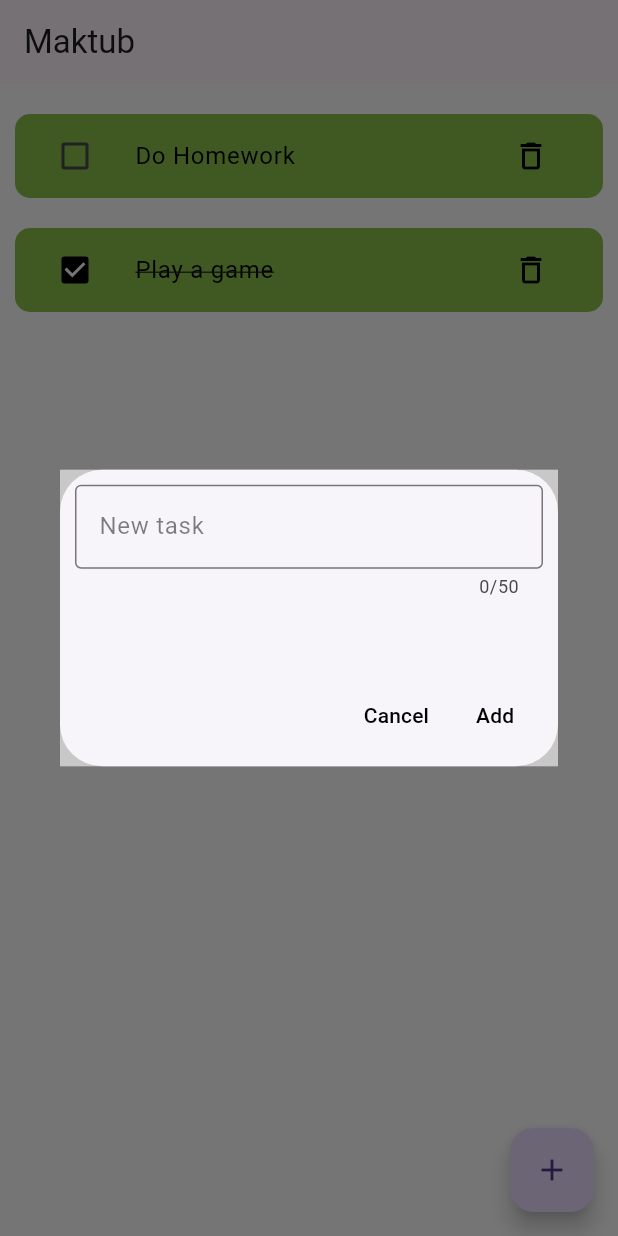
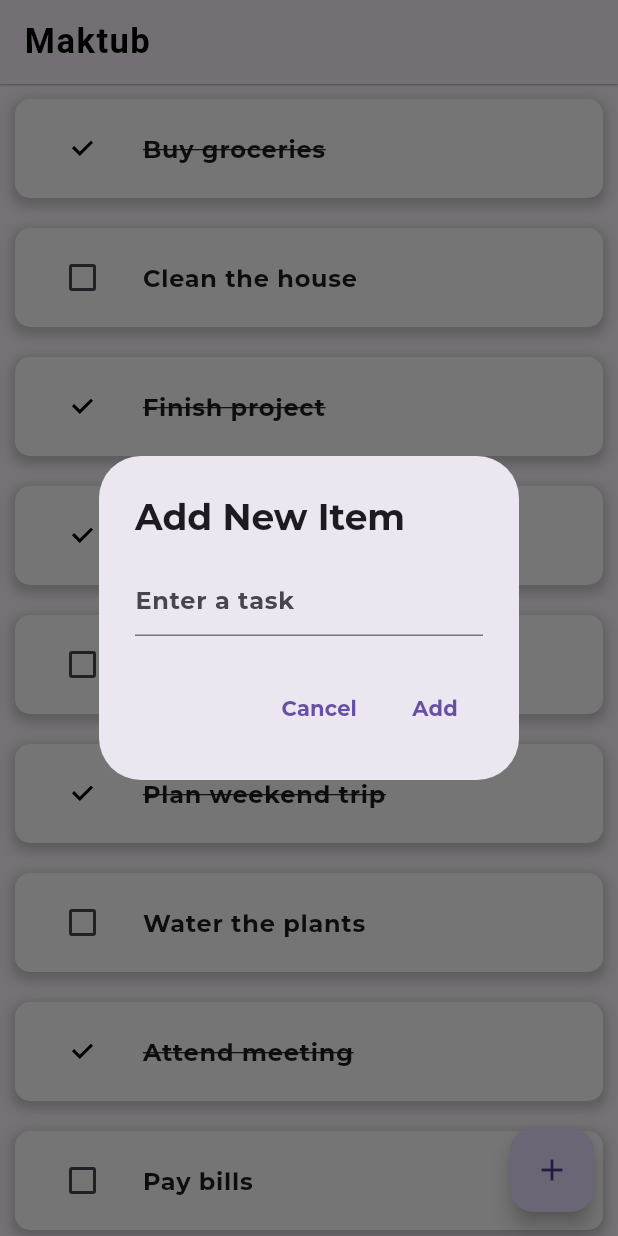
Before and after one commit to shaaanuu/maktub, a Flutter app: the screen it shows after launch, after a tap on the "add" icon, on a phone screen of 412 x 824 dp. Run offline on Flutter 3.47's test engine with Material 3 defaults, Android fonts, the phone set to English and light mode, and no system bars; project files that could hold a hidden picture were left out.

Commit message:
update: UI

```diff
--- a/lib/infrastructure/tasks/tasks.dart
+++ /dev/null
@@ -1,4 +0,0 @@
-List<List> tasks = [
-  [false, 'Do Homework'],
-  [true, 'Play a game']
-];
--- a/lib/main.dart
+++ b/lib/main.dart
@@ -5,14 +5,6 @@ import 'presentation/home/screen_home.dart';
 void main() {
   runApp(const MyApp());
 }
-
-ThemeData lightTheme = ThemeData(
-  primarySwatch: Colors.lightGreen,
-  scaffoldBackgroundColor: Colors.white,
-  textTheme: const TextTheme(
-    bodyMedium: TextStyle(color: Colors.black),
-  ),
-);
 
 class MyApp extends StatelessWidget {
   const MyApp({super.key});
@@ -22,7 +14,23 @@ class MyApp extends StatelessWidget {
     return MaterialApp(
       title: 'Maktub',
       debugShowCheckedModeBanner: false,
-      theme: lightTheme,
+      theme: ThemeData(
+        fontFamily: 'Montserrat',
+        appBarTheme: const AppBarTheme(
+          shadowColor: Colors.grey,
+          elevation: 0.5,
+          titleTextStyle: TextStyle(
+            fontSize: 23,
+            letterSpacing: 1,
+            color: Colors.black,
+            fontWeight: FontWeight.bold,
+          ),
+        ),
+        checkboxTheme: const CheckboxThemeData(
+          fillColor: WidgetStatePropertyAll(Colors.white),
+          checkColor: WidgetStatePropertyAll(Colors.black),
+        ),
+      ),
       home: const ScreenHome(),
     );
   }
--- /dev/null
+++ b/lib/model/todo_model.dart
@@ -0,0 +1,18 @@
+import 'package:flutter/material.dart';
+
+ValueNotifier<List<List>> toDo = ValueNotifier(
+  [
+    [true, 'Buy groceries'],
+    [false, 'Clean the house'],
+    [true, 'Finish project'],
+    [true, 'Go for a run'],
+    [false, 'Read a book'],
+    [true, 'Plan weekend trip'],
+    [false, 'Water the plants'],
+    [true, 'Attend meeting'],
+    [false, 'Pay bills'],
+    [true, 'Cook dinner'],
+    [false, 'Reply to emails'],
+    [true, 'Write journal'],
+  ],
+);
--- a/lib/presentation/common_widgets/icn_btn.dart
+++ /dev/null
@@ -1,24 +0,0 @@
-import 'package:flutter/material.dart';
-
-class IcnBtn extends StatelessWidget {
-  const IcnBtn({
-    Key? key,
-    this.onTap,
-    required this.icn,
-    required this.clr,
-  }) : super(key: key);
-
-  final void Function()? onTap;
-  final IconData icn;
-  final Color clr;
-
-  @override
-  Widget build(BuildContext context) {
-    return IconButton(
-      onPressed: onTap ?? () {},
-      icon: Icon(icn),
-      color: clr,
-      splashRadius: 20,
-    );
-  }
-}
--- a/lib/presentation/home/screen_home.dart
+++ b/lib/presentation/home/screen_home.dart
@@ -1,141 +1,51 @@
 import 'package:flutter/material.dart';
 
-import '../../infrastructure/tasks/tasks.dart';
-import '../common_widgets/icn_btn.dart';
+import '../../model/todo_model.dart';
+import 'widgets/fab.dart';
+import 'widgets/listitem_decoration.dart';
 
-class ScreenHome extends StatefulWidget {
+class ScreenHome extends StatelessWidget {
   const ScreenHome({Key? key}) : super(key: key);
 
   @override
-  State<ScreenHome> createState() => _ScreenHomeState();
+  Widget build(BuildContext context) {
+    return Scaffold(
+      appBar: AppBar(
+        title: const Text('Maktub'),
+      ),
+      body: ListView.builder(
+        physics: const BouncingScrollPhysics(),
+        itemCount: toDo.value.length,
+        itemBuilder: (context, index) {
+          final item = toDo.value[index];
+
+          return ListItemDecoration(
+            child: ValueListenableBuilder(
+              valueListenable: toDo,
+              builder: (context, value, _) {
+                return ListTile(
+                  leading: Checkbox(
+                    value: item[0],
+                    onChanged: (newValue) {
+                      if (newValue != null) {
+                        toDo.value[index][0] = newValue;
+                        toDo.notifyListeners();
                       }
-
-class _ScreenHomeState extends State<ScreenHome> {
-  final TextEditingController textEditingController = TextEditingController();
-
-  @override
-  Widget build(BuildContext context) {
-    final size = MediaQuery.of(context).size;
-
-    return Scaffold(
-      appBar: AppBar(title: const Text('Maktub')),
-      body: ListView.builder(
-        padding: const EdgeInsets.only(bottom: 20),
-        itemCount: tasks.length,
-        itemBuilder: (context, index) => Padding(
-          padding: const EdgeInsets.only(top: 20, left: 10, right: 10),
-          child: AnimatedContainer(
-            duration: const Duration(microseconds: 700),
-            decoration: BoxDecoration(
-              color: Colors.lightGreen,
-              borderRadius: BorderRadius.circular(10),
-            ),
-            child: ListTile(
-              leading: Checkbox(
-                checkColor: Colors.white,
-                activeColor: Colors.black,
-                value: tasks[index][0],
-                onChanged: (isCheck) {
-                  setState(() {
-                    tasks[index][0] = isCheck;
-                  });
                     },
                   ),
                   title: Text(
-                tasks[index][1],
+                    item[1],
                     style: TextStyle(
-                  color: Colors.black,
-                  decoration: tasks[index][0] == true
-                      ? TextDecoration.lineThrough
-                      : TextDecoration.none,
-                ),
-              ),
-              trailing: IcnBtn(
-                icn: Icons.delete_outline,
-                clr: Colors.black,
-                onTap: () {
-                  setState(() {
-                    tasks.removeAt(index);
-                  });
-                },
-              ),
-            ),
-          ),
-        ),
-      ),
-      floatingActionButton: _fab(context, size),
-    );
-  }
-
-  FloatingActionButton _fab(BuildContext context, Size size) {
-    return FloatingActionButton(
-      onPressed: () {
-        showDialog(
-          context: context,
-          builder: (context) => Dialog(
-            child: Container(
-              padding: const EdgeInsets.all(10),
-              width: size.width - 40,
-              height: size.height * .24,
-              color: Colors.white60,
-              child: Column(
-                children: [
-                  TextField(
-                    controller: textEditingController,
-                    decoration: InputDecoration(
-                      border: const OutlineInputBorder(),
-                      hintText: 'New task',
-                      hintStyle: TextStyle(
-                        color: Colors.black.withOpacity(0.5),
-                        fontWeight: FontWeight.w400,
-                      ),
-                    ),
-                    style: const TextStyle(color: Colors.white),
-                    maxLength: 50,
-                  ),
-                  const Spacer(),
-                  Row(
-                    mainAxisAlignment: MainAxisAlignment.end,
-                    children: [
-                      TextButton(
-                        onPressed: () {
-                          textEditingController.clear();
-                          Navigator.pop(context);
-                        },
-                        child: const Text(
-                          'Cancel',
-                          style: TextStyle(
-                            color: Colors.black,
-                          ),
-                        ),
-                      ),
-                      TextButton(
-                        onPressed: () {
-                          if (textEditingController.text != '') {
-                            setState(() {
-                              tasks.add([false, textEditingController.text]);
-                            });
-                          }
-
-                          textEditingController.clear();
-                          Navigator.pop(context);
-                        },
-                        child: const Text(
-                          'Add',
-                          style: TextStyle(
-                            color: Colors.black,
-                          ),
-                        ),
-                      ),
-                    ],
-                  ),
-                ],
-              ),
+                      decoration: item[0] ? TextDecoration.lineThrough : null,
                     ),
                   ),
                 );
               },
-      child: const Icon(Icons.add),
+            ),
+          );
+        },
+      ),
+      floatingActionButton: Fab(toDo: toDo),
     );
   }
 }
--- /dev/null
+++ b/lib/presentation/home/widgets/fab.dart
@@ -0,0 +1,52 @@
+import 'package:flutter/material.dart';
+
+class Fab extends StatelessWidget {
+  final ValueNotifier<List<List>> toDo;
+
+  const Fab({Key? key, required this.toDo}) : super(key: key);
+
+  @override
+  Widget build(BuildContext context) {
+    return FloatingActionButton(
+      child: const Icon(Icons.add),
+      onPressed: () {
+        _showAddItemDialog(context);
+      },
+    );
+  }
+
+  void _showAddItemDialog(BuildContext context) {
+    final TextEditingController controller = TextEditingController();
+
+    showDialog(
+      context: context,
+      builder: (context) {
+        return AlertDialog(
+          title: const Text('Add New Item'),
+          content: TextField(
+            controller: controller,
+            decoration: const InputDecoration(hintText: 'Enter a task'),
+          ),
+          actions: [
+            TextButton(
+              onPressed: () {
+                Navigator.pop(context);
+              },
+              child: const Text('Cancel'),
+            ),
+            TextButton(
+              onPressed: () {
+                if (controller.text.isNotEmpty) {
+                  toDo.value.add([false, controller.text]);
+                  toDo.notifyListeners();
+                  Navigator.pop(context);
+                }
+              },
+              child: const Text('Add'),
+            ),
+          ],
+        );
+      },
+    );
+  }
+}
--- /dev/null
+++ b/lib/presentation/home/widgets/listitem_decoration.dart
@@ -0,0 +1,31 @@
+import 'package:flutter/material.dart';
+
+class ListItemDecoration extends StatelessWidget {
+  final Widget child;
+
+  const ListItemDecoration({
+    Key? key,
+    required this.child,
+  }) : super(key: key);
+
+  @override
+  Widget build(BuildContext context) {
+    return Container(
+      padding: const EdgeInsets.all(5),
+      margin: const EdgeInsets.all(10),
+      decoration: BoxDecoration(
+        color: Colors.white,
+        borderRadius: BorderRadius.circular(10),
+        boxShadow: [
+          BoxShadow(
+            color: Colors.black.withOpacity(0.2),
+            spreadRadius: 2,
+            blurRadius: 6,
+            offset: const Offset(0, 3),
+          ),
+        ],
+      ),
+      child: child,
+    );
+  }
+}
```
Also changed, not shown: pubspec.yaml (+7 -0 lines), lib/assets/fonts/Montserrat-Bold.ttf (added), lib/assets/fonts/Montserrat-Regular.ttf (added), pubspec.lock, 1 other file. Lines whose indentation alone changed are shown as unchanged.
